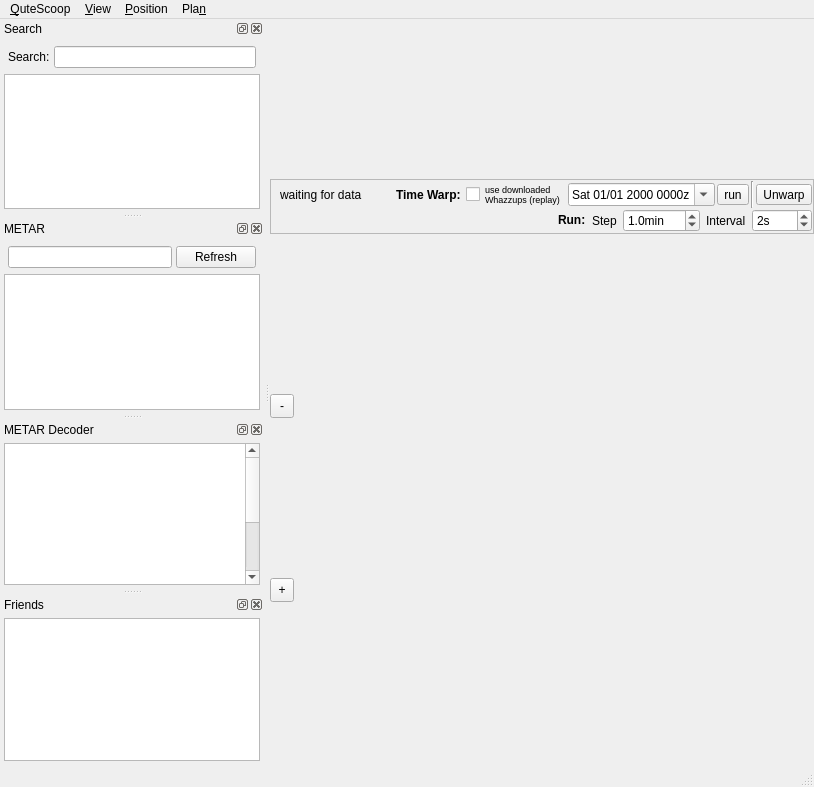
Before: the Qt Designer form trunk/QuteScoop/src/MainWindow.ui in qutescoop/qutescoop, drawn with Qt 5.
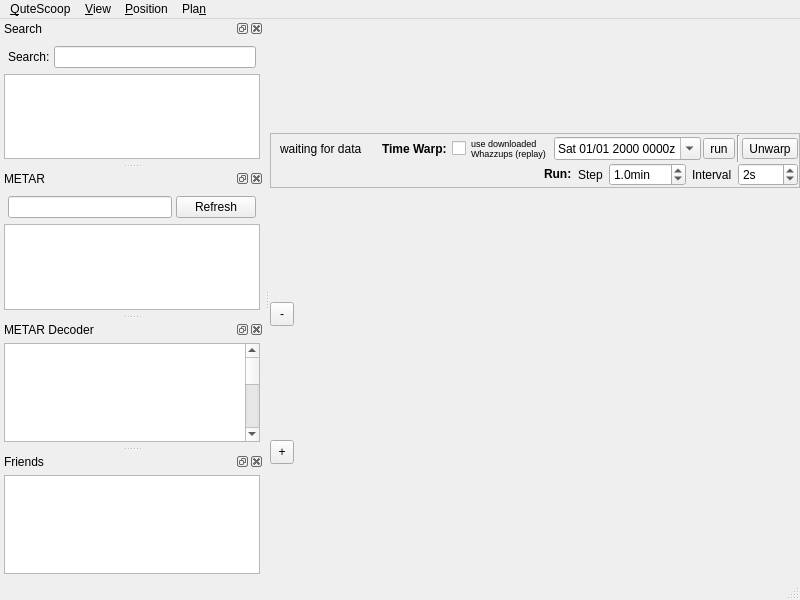
After: the same form once the commit is applied. Icons and pictures are not drawn.

The edit to the form file:
```diff
--- a/trunk/QuteScoop/src/MainWindow.ui
+++ b/trunk/QuteScoop/src/MainWindow.ui
@@ -6,8 +6,8 @@
    <rect>
     <x>0</x>
     <y>0</y>
-    <width>814</width>
-    <height>787</height>
+    <width>800</width>
+    <height>600</height>
    </rect>
   </property>
   <property name="windowTitle">
@@ -368,7 +368,7 @@
     <rect>
      <x>0</x>
      <y>0</y>
-     <width>814</width>
+     <width>800</width>
      <height>25</height>
     </rect>
    </property>
@@ -662,6 +662,9 @@
 &lt;table border=&quot;0&quot; style=&quot;-qt-table-type: root; margin-top:4px; margin-bottom:4px; margin-left:4px; margin-right:4px;&quot;&gt;
 &lt;tr&gt;
 &lt;td style=&quot;border: none;&quot;&gt;
+&lt;p style=&quot;-qt-paragraph-type:empty; margin-top:0px; margin-bottom:0px; margin-left:0px; margin-right:0px; -qt-block-indent:0; text-indent:0px;&quot;&gt;&lt;/p&gt;
+&lt;p style=&quot;-qt-paragraph-type:empty; margin-top:0px; margin-bottom:0px; margin-left:0px; margin-right:0px; -qt-block-indent:0; text-indent:0px;&quot;&gt;&lt;/p&gt;
+&lt;p style=&quot;-qt-paragraph-type:empty; margin-top:0px; margin-bottom:0px; margin-left:0px; margin-right:0px; -qt-block-indent:0; text-indent:0px;&quot;&gt;&lt;/p&gt;
 &lt;p style=&quot;-qt-paragraph-type:empty; margin-top:0px; margin-bottom:0px; margin-left:0px; margin-right:0px; -qt-block-indent:0; text-indent:0px; font-family:'MS Shell Dlg 2'; font-size:8pt;&quot;&gt;&lt;/p&gt;
 &lt;p style=&quot;-qt-paragraph-type:empty; margin-top:0px; margin-bottom:0px; margin-left:0px; margin-right:0px; -qt-block-indent:0; text-indent:0px;&quot;&gt;&lt;/p&gt;
 &lt;p style=&quot;-qt-paragraph-type:empty; margin-top:0px; margin-bottom:0px; margin-left:0px; margin-right:0px; -qt-block-indent:0; text-indent:0px; font-family:'MS Shell Dlg 2'; font-size:8pt;&quot;&gt;&lt;/p&gt;
```
Left out of the diff: 73 changed lines with no effect on the pictures.
